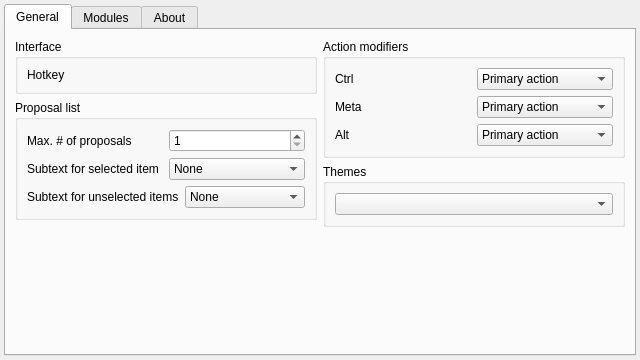
This is src/ui/settingsdialog/settingsdialog.ui in albertlauncher/albert as Qt 5 draws it before an edit. The edited form follows.
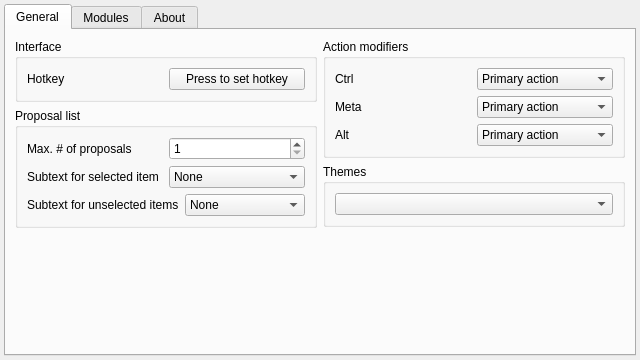
This is the edited form. Icons and pictures are not drawn. Custom widgets are drawn as their Qt base class.

```diff
--- a/src/ui/settingsdialog/settingsdialog.ui
+++ b/src/ui/settingsdialog/settingsdialog.ui
@@ -58,7 +58,11 @@
              </widget>
             </item>
             <item>
-             <widget class="HotkeyWidget" name="widget" native="true"/>
+             <widget class="QPushButton" name="pb_hotkey">
+              <property name="text">
+               <string>Press to set hotkey</string>
+              </property>
+             </widget>
             </item>
            </layout>
           </widget>
@@ -391,14 +395,6 @@
    </item>
   </layout>
  </widget>
- <customwidgets>
-  <customwidget>
-   <class>HotkeyWidget</class>
-   <extends>QWidget</extends>
-   <header location="global">hotkeywidget.h</header>
-   <container>1</container>
-  </customwidget>
- </customwidgets>
  <resources>
   <include location="../../resources.qrc"/>
  </resources>
```
Left out of the diff: 2 changed lines with no effect on the pictures.
